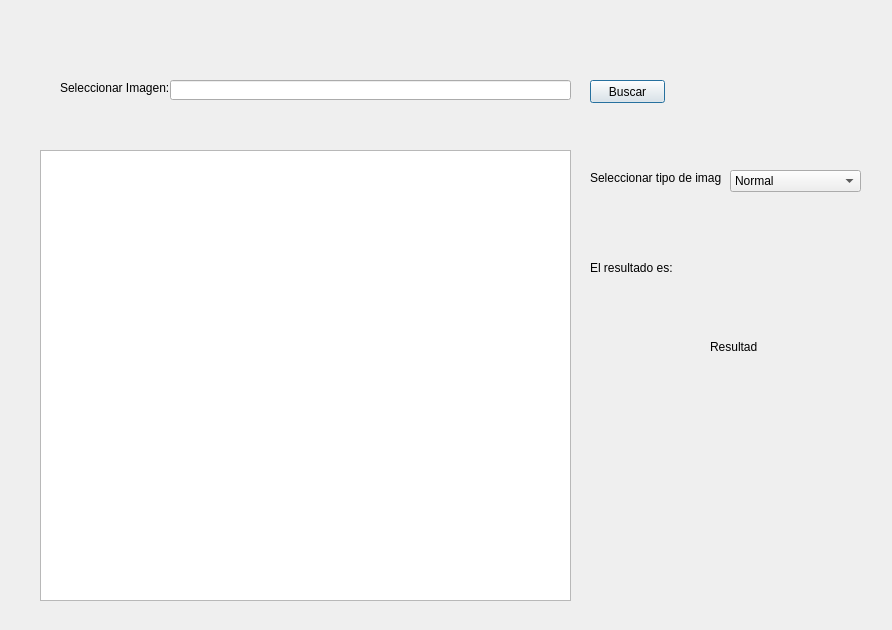
nevermade/DiabeticRetinopathy, file MainForm.ui: the form before one commit.
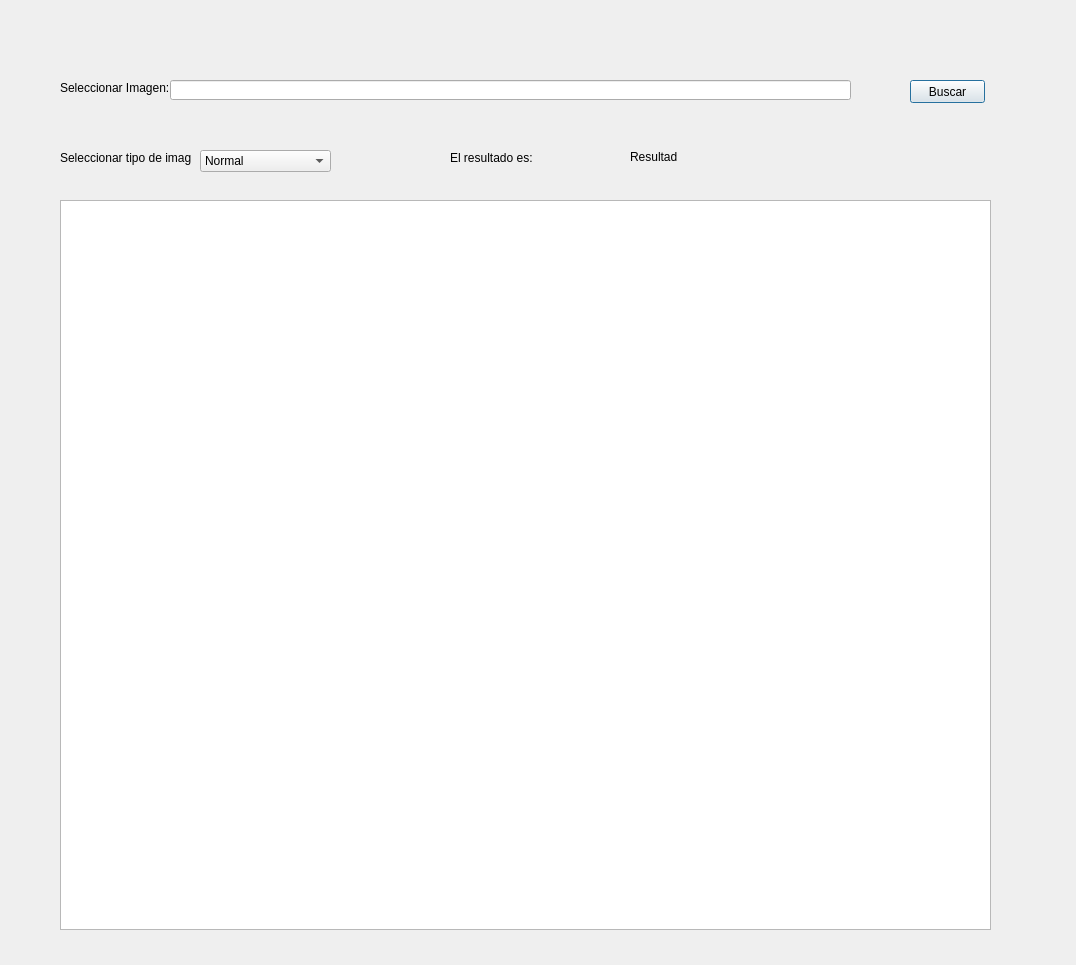
The form after the commit.

Diff of the .ui file:
```diff
--- a/MainForm.ui
+++ b/MainForm.ui
@@ -6,8 +6,8 @@
    <rect>
     <x>0</x>
     <y>0</y>
-    <width>892</width>
-    <height>630</height>
+    <width>1076</width>
+    <height>965</height>
    </rect>
   </property>
   <property name="windowTitle">
@@ -16,7 +16,7 @@
   <widget class="QPushButton" name="btnSearch">
    <property name="geometry">
     <rect>
-     <x>590</x>
+     <x>910</x>
      <y>80</y>
      <width>75</width>
      <height>23</height>
@@ -29,10 +29,10 @@
   <widget class="QGraphicsView" name="graphicsView">
    <property name="geometry">
     <rect>
-     <x>40</x>
-     <y>150</y>
-     <width>531</width>
-     <height>451</height>
+     <x>60</x>
+     <y>200</y>
+     <width>931</width>
+     <height>730</height>
     </rect>
    </property>
   </widget>
@@ -41,10 +41,13 @@
     <rect>
      <x>170</x>
      <y>80</y>
-     <width>401</width>
+     <width>681</width>
      <height>20</height>
     </rect>
    </property>
+   <property name="readOnly">
+    <bool>true</bool>
+   </property>
   </widget>
   <widget class="QLabel" name="label">
    <property name="geometry">
@@ -62,8 +65,8 @@
   <widget class="QLabel" name="label_2">
    <property name="geometry">
     <rect>
-     <x>590</x>
-     <y>170</y>
+     <x>60</x>
+     <y>150</y>
      <width>131</width>
      <height>16</height>
     </rect>
@@ -75,8 +78,8 @@
   <widget class="QComboBox" name="comboBox">
    <property name="geometry">
     <rect>
-     <x>730</x>
-     <y>170</y>
+     <x>200</x>
+     <y>150</y>
      <width>131</width>
      <height>22</height>
     </rect>
@@ -105,8 +108,8 @@
   <widget class="QLabel" name="label_3">
    <property name="geometry">
     <rect>
-     <x>590</x>
-     <y>260</y>
+     <x>450</x>
+     <y>150</y>
      <width>91</width>
      <height>16</height>
     </rect>
@@ -118,8 +121,8 @@
   <widget class="QLabel" name="label_4">
    <property name="geometry">
     <rect>
-     <x>710</x>
-     <y>340</y>
+     <x>630</x>
+     <y>150</y>
      <width>47</width>
      <height>13</height>
     </rect>
```
Left out of the diff: 9 changed lines with no effect on the pictures.
